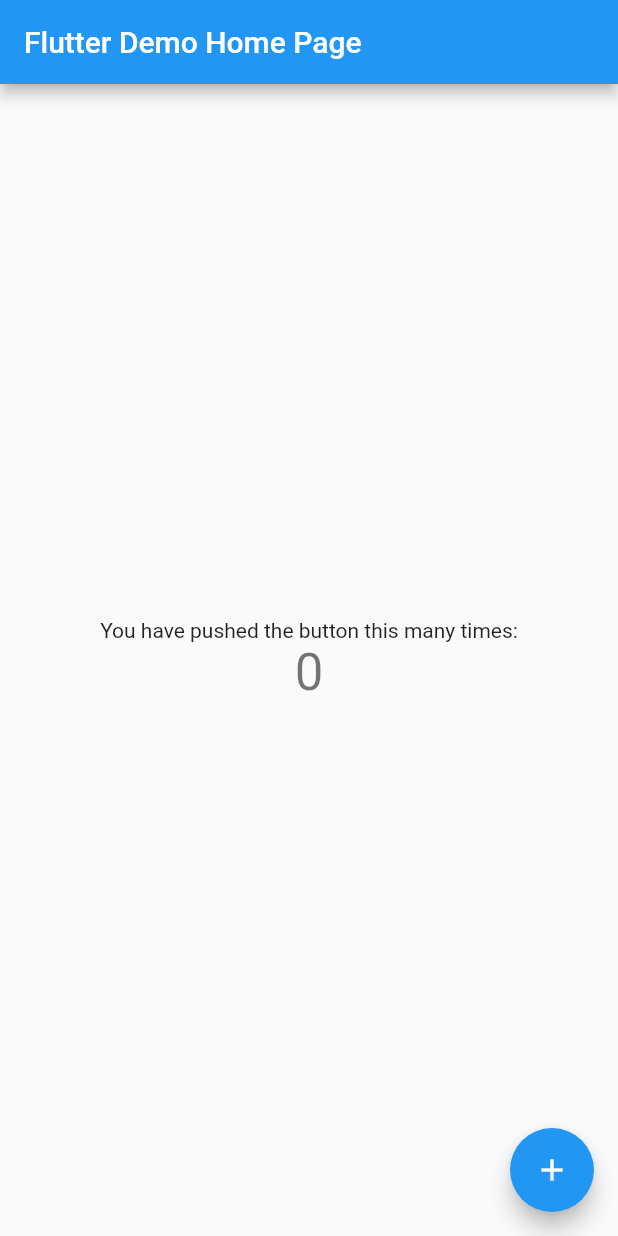
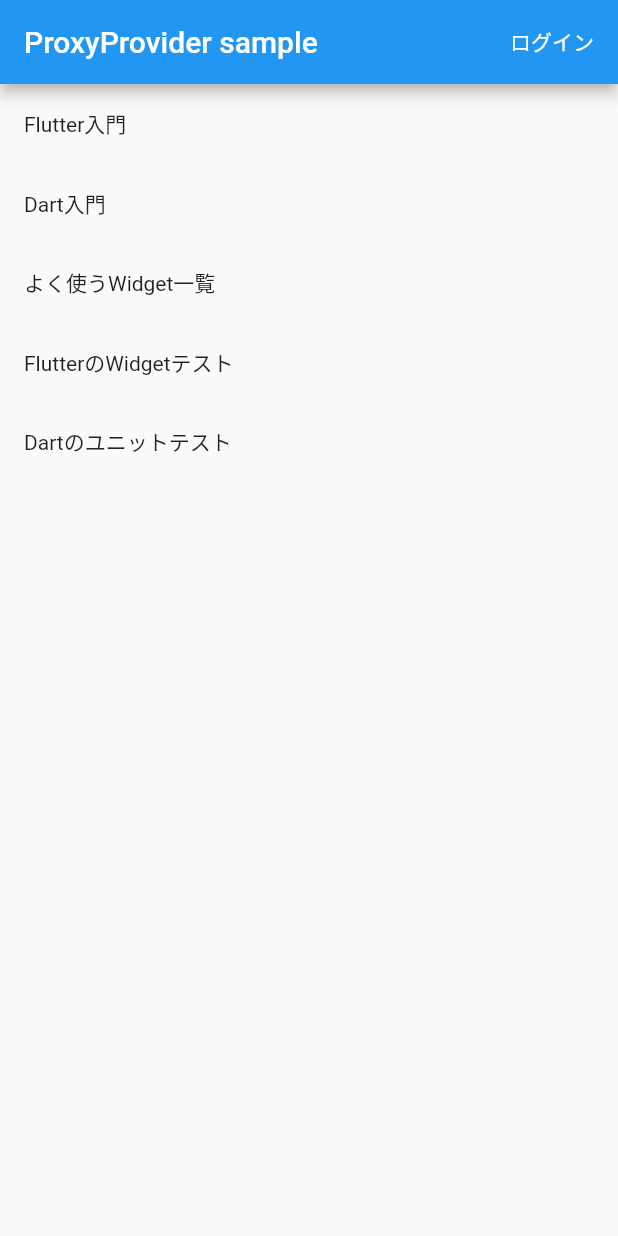
Before and after one commit to chooyan-eng/ProxyProviderSample, a Flutter app: the screen it shows after launch, on a phone screen of 412 x 824 dp. Run offline on Flutter 3.47's test engine with Material 2 defaults, Android fonts, the phone set to English and light mode, and no system bars.

Commit message:
一通りできたのでコミット

```diff
--- /dev/null
+++ b/lib/account_notifier.dart
@@ -0,0 +1,11 @@
+import 'package:flutter/material.dart';
+
+class AccountNotifier extends ChangeNotifier {
+  var _isMember = false;
+
+  bool get isMember => _isMember;
+  set isMember(bool value) {
+    _isMember = value;
+    notifyListeners();
+  }
+}
--- /dev/null
+++ b/lib/article_list_notifier.dart
@@ -0,0 +1,36 @@
+import 'package:flutter/material.dart';
+
+class Article {
+  final int id;
+  final String title;
+  final bool isFree;
+
+  const Article(this.id, this.title, this.isFree);
+}
+
+const dataSource = [
+  Article(1, 'Flutter入門', true),
+  Article(2, 'Dart入門', true),
+  Article(3, 'Effective Dartを翻訳してみた', false),
+  Article(4, 'Providerまとめ', false),
+  Article(5, 'よく使うWidget一覧', true),
+  Article(6, 'RichTextを使い倒す', false),
+  Article(7, 'FlutterのWidgetテスト', true),
+  Article(8, 'Dartのユニットテスト', true),
+  Article(9, 'FlutterでWebアプリケーションを作る', false),
+  Article(10, '【Flutter】TODOアプリ作った', false),
+];
+
+class ArticleListNotifier extends ChangeNotifier{
+  final articles = <Article>[];
+
+  void updateList(bool isMember) {
+    articles.clear();
+    if (isMember) {
+      articles.addAll(dataSource);
+    } else {
+      articles.addAll(dataSource.where((article) => article.isFree));
+    }
+    notifyListeners();
+  }
+}
--- /dev/null
+++ b/lib/article_list_page.dart
@@ -0,0 +1,37 @@
+import 'package:flutter/material.dart';
+import 'package:provider/provider.dart';
+import 'package:proxy_provider_sample/article_list_notifier.dart';
+
+class ArticleListPage extends StatelessWidget {
+  @override
+  Widget build(BuildContext context) {
+    return Consumer<ArticleListNotifier>(
+      builder: (context, notifier, _) {
+        return ListView.builder(
+          itemCount: notifier.articles.length,
+          itemBuilder: (context, index) {
+            return Padding(
+              padding: const EdgeInsets.all(16.0),
+              child: Row(
+                children: <Widget>[
+                  Expanded(
+                    child: Text(notifier.articles[index].title),
+                  ),
+                  Offstage(
+                    offstage: notifier.articles[index].isFree,
+                    child: Text(
+                      '会員限定',
+                      style: TextStyle(
+                        color: Colors.green,
+                      ),
+                    ),
+                  ),
+                ],
+              ),
+            );
+          },
+        );
+      },
+    );
+  }
+}
--- a/lib/main.dart
+++ b/lib/main.dart
@@ -1,4 +1,8 @@
 import 'package:flutter/material.dart';
+import 'package:provider/provider.dart';
+import 'package:proxy_provider_sample/account_notifier.dart';
+import 'package:proxy_provider_sample/article_list_notifier.dart';
+import 'package:proxy_provider_sample/article_list_page.dart';
 
 void main() => runApp(MyApp());
 
@@ -6,57 +10,37 @@ class MyApp extends StatelessWidget {
   @override
   Widget build(BuildContext context) {
     return MaterialApp(
-      title: 'Flutter Demo',
-      theme: ThemeData(
-        primarySwatch: Colors.blue,
-      ),
-      home: MyHomePage(title: 'Flutter Demo Home Page'),
-    );
-  }
-}
-
-class MyHomePage extends StatefulWidget {
-  MyHomePage({Key key, this.title}) : super(key: key);
-
-  final String title;
-
-  @override
-  _MyHomePageState createState() => _MyHomePageState();
-}
-
-class _MyHomePageState extends State<MyHomePage> {
-  int _counter = 0;
-
-  void _incrementCounter() {
-    setState(() {
-      _counter++;
-    });
-  }
-
-  @override
-  Widget build(BuildContext context) {
-    return Scaffold(
-      appBar: AppBar(
-        title: Text(widget.title),
-      ),
-      body: Center(
-        child: Column(
-          mainAxisAlignment: MainAxisAlignment.center,
-          children: <Widget>[
-            Text(
-              'You have pushed the button this many times:',
-            ),
-            Text(
-              '$_counter',
-              style: Theme.of(context).textTheme.display1,
-            ),
-          ],
+      title: 'ProxyProvider sample',
+      home: ChangeNotifierProvider(
+        create: (context) => AccountNotifier(),
+        child: Scaffold(
+          appBar: AppBar(
+            title: Text('ProxyProvider sample'),
+            actions: <Widget>[
+              Consumer<AccountNotifier>(
+                builder: (context, notifier, _) {
+                  return InkWell(
+                    child: Padding(
+                      padding: const EdgeInsets.symmetric(horizontal: 16.0),
+                      child: notifier.isMember
+                          ? Icon(Icons.account_circle)
+                          : const Center(child: Text('ログイン')),
+                    ),
+                    onTap: () => notifier.isMember = !notifier.isMember,
+                  );
+                },
+              ),
+            ],
+          ),
+          body: ChangeNotifierProxyProvider<AccountNotifier, ArticleListNotifier>(
+            create: (context) => ArticleListNotifier(),
+            update: (context, accountNotifier, articleListNotifier) {
+              articleListNotifier.updateList(accountNotifier.isMember);
+              return articleListNotifier;
+            },
+            child: ArticleListPage(),
+          ),
         ),
-      ),
-      floatingActionButton: FloatingActionButton(
-        onPressed: _incrementCounter,
-        tooltip: 'Increment',
-        child: Icon(Icons.add),
       ),
     );
   }
--- a/pubspec.yaml
+++ b/pubspec.yaml
@@ -23,6 +23,7 @@ dependencies:
   # The following adds the Cupertino Icons font to your application.
   # Use with the CupertinoIcons class for iOS style icons.
   cupertino_icons: ^0.1.2
+  provider: ^4.1.0
 
 dev_dependencies:
   flutter_test:
```
Also changed, not shown: pubspec.lock, 1 other file.
